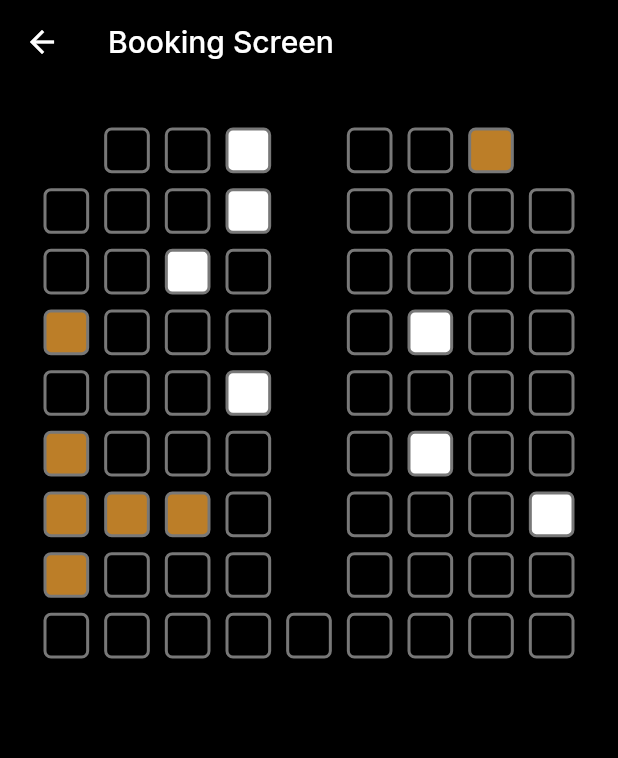
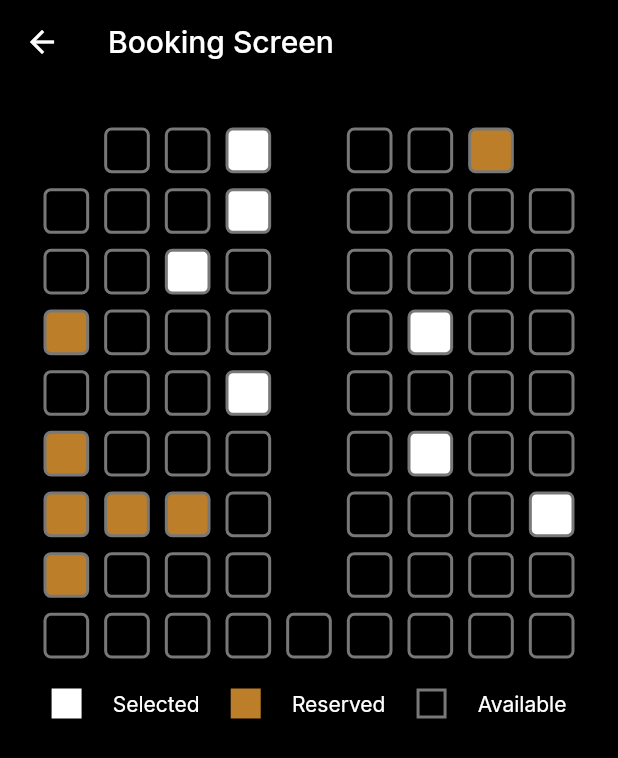
Before and after one commit to TechTriathlon-CosmiX/flutter_app, a Flutter app: the BookingScreen screen opened directly, on a phone screen of 412 x 824 dp. Shown: the top 758 px of the screen. Run offline on Flutter 3.47's test engine with Material 2 defaults, Android fonts, the phone set to English and light mode, and no system bars; our stand-ins replace get, google_fonts.

Commit message:
Create legend to the grid

```diff
--- a/lib/screens/booking_screen.dart
+++ b/lib/screens/booking_screen.dart
@@ -15,11 +15,13 @@ class BookingScreen extends StatelessWidget {
         color: Colors.black,
         child: Padding(
           padding: const EdgeInsets.all(24.0),
-          child: Center(
-            child: GridView.custom(
+          child: Column(
+            children: [
+              GridView.custom(
                 gridDelegate: const SliverGridDelegateWithFixedCrossAxisCount(
                   crossAxisCount: 9,
                 ),
+                shrinkWrap: true,
                 childrenDelegate: SliverChildBuilderDelegate(
                   (context, index) {
                     int row = index ~/ 9;
@@ -47,6 +49,51 @@ class BookingScreen extends StatelessWidget {
                   childCount: 81,
                 ),
               ),
+              SizedBox(height: 15,),
+              Row(
+                mainAxisAlignment: MainAxisAlignment.spaceAround,
+                children: [
+                  Container(
+                    width: 20,
+                    height: 20,
+                    color: Colors.white,
+                  ),
+                  const Text(
+                    'Selected',
+                    style: TextStyle(
+                      color: Colors.white,
+                    ),
+                  ),
+                  Container(
+                    width: 20,
+                    height: 20,
+                    color: Color(0xFFBC7E28),
+                  ),
+                  const Text(
+                    'Reserved',
+                    style: TextStyle(
+                      color: Colors.white,
+                    ),
+                  ),
+                  Container(
+                    width: 20,
+                    height: 20,
+                    decoration: BoxDecoration(
+                      border: Border.all(
+                        color: Color(0xFF787878),
+                        width: 2.0,
+                      ),
+                    ),
+                  ),
+                  const Text(
+                    'Available',
+                    style: TextStyle(
+                      color: Colors.white,
+                    ),
+                  ),
+                ],
+              ),
+            ],
           ),
         ),
       ),
```
Lines whose indentation alone changed are shown as unchanged.
